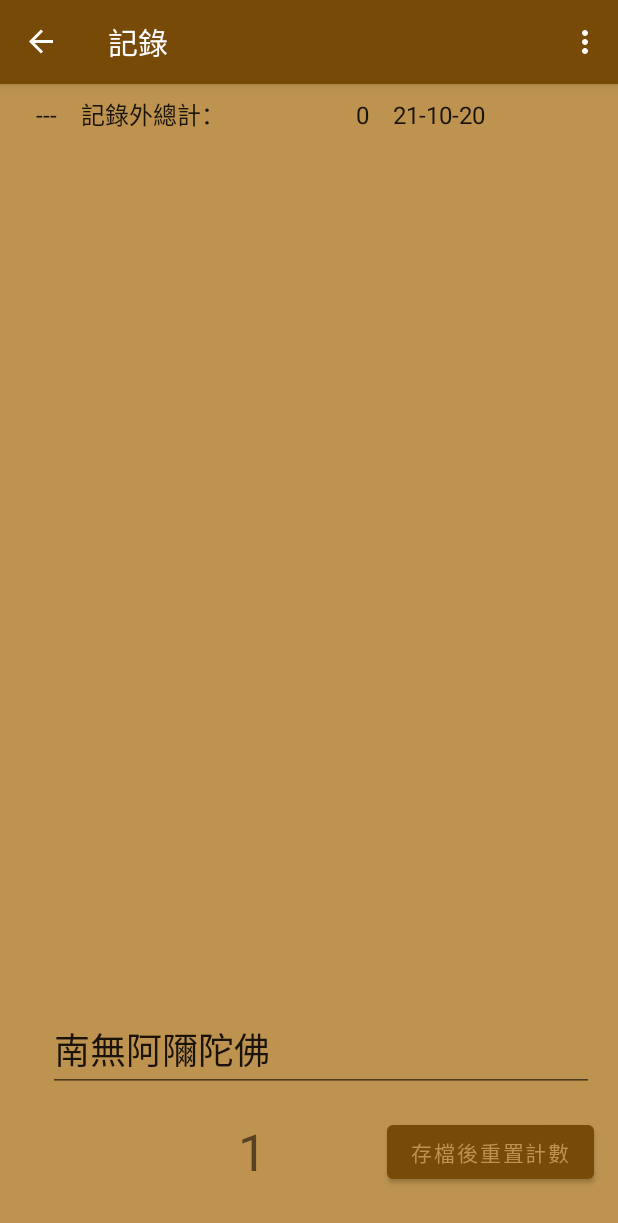
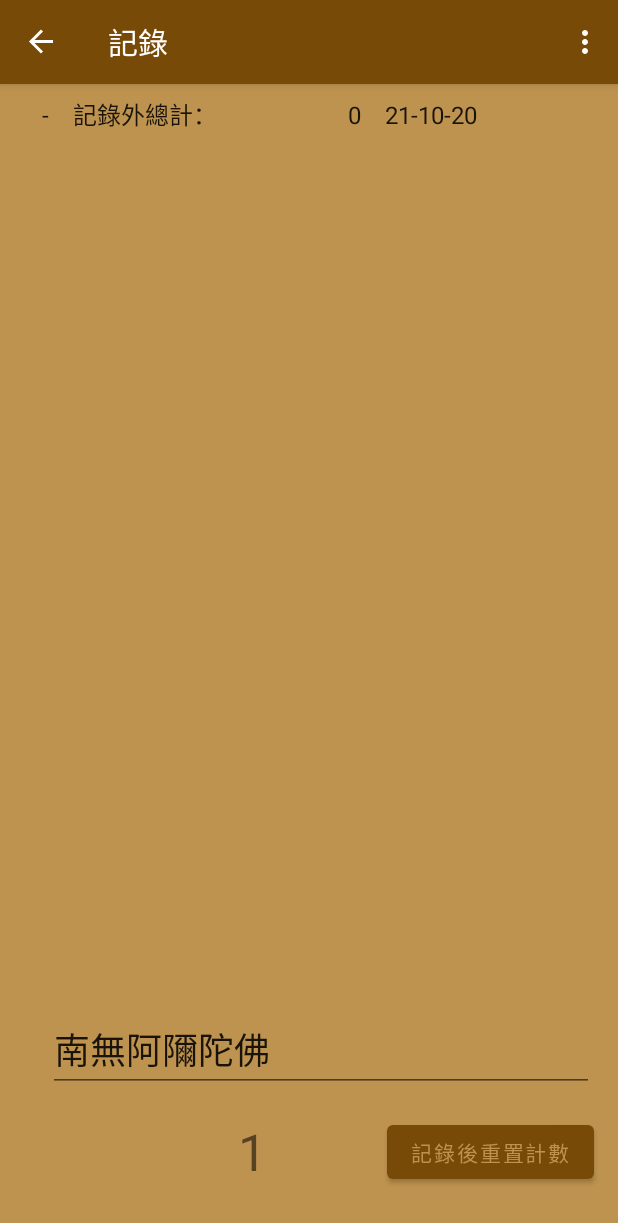
Before and after one commit to alexjean/BuddhaCount, an Android app: the screen it shows after launch (MainActivity), in the options menu, after a tap on "記錄", on a phone screen of 412 x 824 dp. Shown: the top 1223 px of the screen. Run offline under Robolectric (Android 15) with nearby library versions, the phone set to English and light mode, and no system bars; our stand-ins replace navigation-ui.

Commit message:
ICON木魚製作

```diff
--- a/app/src/main/java/com/tomorrow_eyes/buddhacount/ItemContent.java
+++ b/app/src/main/java/com/tomorrow_eyes/buddhacount/ItemContent.java
@@ -31,16 +31,24 @@ public class ItemContent {
     /**
      * A map of sample (placeholder) items, by ID.
      */
-    public static final Map<String, CountItem> ITEM_MAP = new HashMap<>();
+    //public static final Map<String, CountItem> ITEM_MAP = new HashMap<>();
 
     private static final int COUNT = 9;
 
     static {
+        initList();
+    }
+
+    public static void initList() {
+        ITEMS.clear();
+        addItem(new CountItem("-", "記錄外總計：", 0, LocalDate.now()));
+    }
+
+    public static void makePseudoList() {
         // Add some sample items.
         LocalDateTime temp = LocalDateTime.now();
         int count = 0;
         LocalDate localDate;
-        /*
         for (int i = 1; i <= COUNT; i++) {
             count = random.nextInt(100000);
             temp=temp.minus(count+random.nextInt(1000000), ChronoUnit.SECONDS);
@@ -49,14 +57,13 @@ public class ItemContent {
         }
         count = random.nextInt(1000000);
         temp=temp.minus(count+random.nextInt(1000000), ChronoUnit.SECONDS);
-        */
         localDate = LocalDate.of(temp.getYear(), temp.getMonth(), temp.getDayOfMonth());
-        addItem(new CountItem("---", "記錄外總計：", count, localDate));
+        addItem(new CountItem("-", "記錄外總計：", count, localDate));
     }
 
     public static void addItem(CountItem item) {
         ITEMS.add(item);
-        ITEM_MAP.put(item.id, item);
+        // ITEM_MAP.put(item.id, item);
     }
 
     public static void insertItemUpdateList(CountItem item) {
@@ -118,6 +125,8 @@ public class ItemContent {
             for(int i=1;(line = reader.readLine()) != null; i++) {
                 addItem(i, line);
             }
+            if (ITEMS.size() == 0) initList();
+            ITEMS.get(ITEMS.size()-1).setId("-");  // 最後統計不想是10
             in.close();
             stream.close();
          } catch (IOException e) {
@@ -127,7 +136,7 @@ public class ItemContent {
 
 
     public static class CountItem {
-        public final String id;
+        public String id;
         public final String content;
         public final int count;
         public final LocalDate mark;
@@ -139,6 +148,11 @@ public class ItemContent {
             this.mark = mark;
         }
 
+        public void setId(String id)
+        {
+            this.id = id;
+        }
+
         @Override
         public String toString() {
             return content;
--- a/app/src/main/java/com/tomorrow_eyes/buddhacount/KsitigarbhaFragment.java
+++ b/app/src/main/java/com/tomorrow_eyes/buddhacount/KsitigarbhaFragment.java
@@ -62,8 +62,8 @@ public class KsitigarbhaFragment extends Fragment {
         binding.buttonCount.setOnTouchListener((v, event) -> {
             if (event.getAction() != MotionEvent.ACTION_DOWN) return true;
             if (viewModel.getWoodenKnocker()) {
-                    if (mPlayer.isPlaying()) mPlayer.stop();
-                    mPlayer.start();
+                if (mPlayer.isPlaying()) mPlayer.stop();
+                mPlayer.start();
             }
             viewModel.addCount();
             binding.textviewFirst.setText(Integer.toString(viewModel.getCount()));
@@ -71,7 +71,7 @@ public class KsitigarbhaFragment extends Fragment {
             return true;  // true 不處理OnClick
         });
         binding.buttonCount.setOnClickListener(v -> {
-            setBackgroundDarker();
+            // setBackgroundDarker();
         });
     }
 
--- a/app/src/main/java/com/tomorrow_eyes/buddhacount/MainActivity.java
+++ b/app/src/main/java/com/tomorrow_eyes/buddhacount/MainActivity.java
@@ -77,6 +77,7 @@ public class MainActivity extends AppCompatActivity {
             case R.id.sound_switch:
                 Boolean b1 = !viewModel.getWoodenKnocker();
                 viewModel.setWoodenKnocker(b1);
+                viewModel.writeConfig(this);
                 item.setChecked(b1);
                 break;
             default:
--- a/app/src/main/java/com/tomorrow_eyes/buddhacount/MyViewModel.java
+++ b/app/src/main/java/com/tomorrow_eyes/buddhacount/MyViewModel.java
@@ -87,10 +87,11 @@ public class MyViewModel extends ViewModel {
      }
 
     public String getTitle() {
-        if (title != null) return title.getValue();
-        title = new MediatorLiveData<>();
-        title.setValue("南無阿隬陀佛");
-        return "南無阿隬陀佛";
+        if (title == null) {
+            title = new MediatorLiveData<>();
+            title.setValue("南無阿隬陀佛");
+        }
+        return title.getValue();
     }
 
     public void setTitle(String value) {
@@ -102,14 +103,15 @@ public class MyViewModel extends ViewModel {
         String fileName = context.getExternalFilesDir(null) + "/" +
                 context.getString(R.string.filename_config);
         try {
-            byte[] buf = new byte[256];
+            byte[] buf = new byte[4096];
             FileInputStream stream = new FileInputStream(fileName);
-            int i = stream.read(buf, 0, 250);
+            int i = stream.read(buf, 0, 4095);
             stream.close();
             if (i > 0) {
                 String strJson = new String(buf, 0, i, StandardCharsets.UTF_8);
                 JSONObject jsonObj = new JSONObject(strJson);
                 setTitle(jsonObj.getString("Title"));
+                setWoodenKnocker(jsonObj.getBoolean("SoundSwitch"));
             }
         } catch (IOException | JSONException e) {
             e.printStackTrace();
@@ -122,6 +124,7 @@ public class MyViewModel extends ViewModel {
         try {
             JSONObject jsonObject = new JSONObject();
             jsonObject.put("Title", getTitle());
+            jsonObject.put("SoundSwitch", getWoodenKnocker());
 
             byte[] buf = jsonObject.toString().getBytes(StandardCharsets.UTF_8);
             FileOutputStream stream = new FileOutputStream(fileName, false);
--- a/app/src/main/res/mipmap-anydpi-v26/ic_launcher.xml
+++ b/app/src/main/res/mipmap-anydpi-v26/ic_launcher.xml
@@ -1,5 +1,5 @@
 <?xml version="1.0" encoding="utf-8"?>
 <adaptive-icon xmlns:android="http://schemas.android.com/apk/res/android">
-    <background android:drawable="@color/ic_launcher_background"/>
+    <background android:drawable="@color/alex_background"/>
     <foreground android:drawable="@drawable/ic_launcher_foreground"/>
 </adaptive-icon>
--- a/app/src/main/res/values/strings.xml
+++ b/app/src/main/res/values/strings.xml
@@ -14,7 +14,7 @@
     <string name="wood_fish">木魚聲</string>
     <!-- TODO: Remove or change this placeholder text -->
     <string name="hello_blank_fragment">Hello blank fragment</string>
-    <string name="button_reset">存檔後重置計數</string>
+    <string name="button_reset">記錄後重置計數</string>
     <string name="filename_config">config.json</string>
     <!-- TODO: Remove or change this placeholder text -->
 
```
Also changed, not shown: app/src/main/res/drawable/ic_launcher_foreground.xml (+5 -5 lines).
